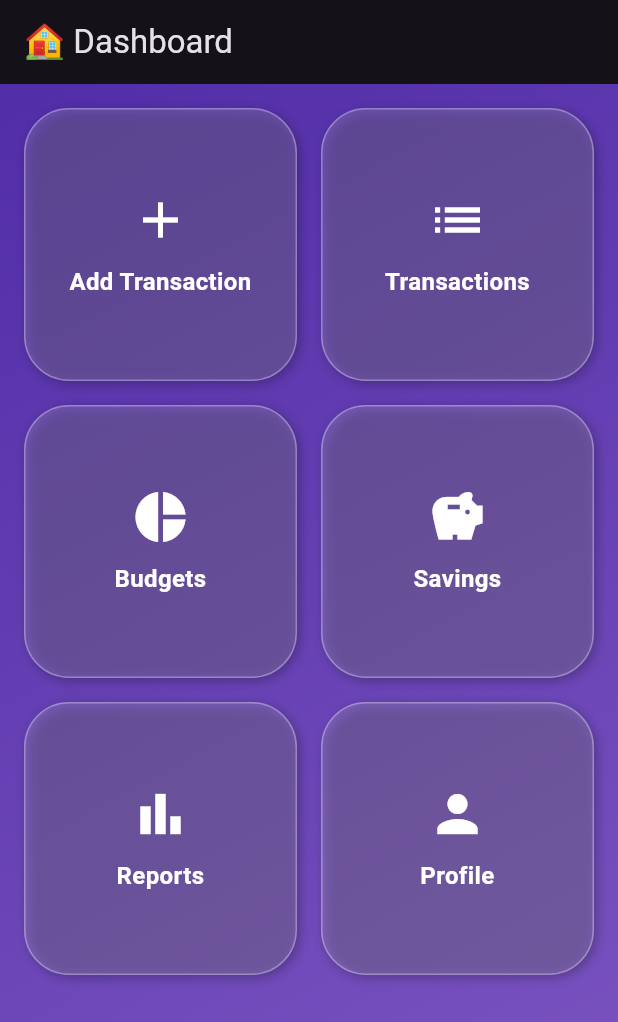
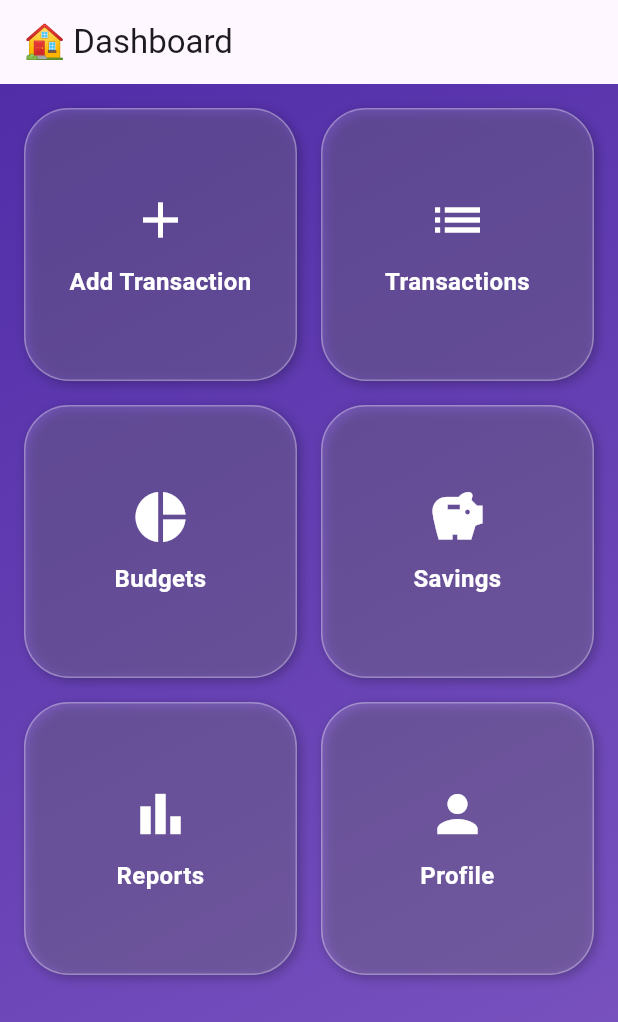
Before and after one commit to Binusha25Liyanage/MoneyMate, a Flutter app: the screen it shows after launch, after a tap on "Get Started", after a tap on "Login", on a phone screen of 412 x 824 dp. Shown: the top 1022 px of the screen. Run offline on Flutter 3.47's test engine with Material 3 defaults, Android fonts, the phone set to English and light mode, and no system bars; our stand-ins replace fl_chart, sqflite; accounts and stored records are empty.

Commit message:
recorrecting lib folder

```diff
--- a/lib/lib/main.dart
+++ b/lib/main.dart
@@ -4,25 +4,26 @@ import 'screens/login_screen.dart';
 import 'screens/signup_screen.dart';
 import 'screens/home_screen.dart';
 import 'screens/add_transaction_screen.dart';
-import 'screens/transactions_screen.dart';
+import 'package:e_grocery/screens/transactions_screen.dart';
 import 'screens/budgets_screen.dart';
 import 'screens/savings_screen.dart';
 import 'screens/reports_screen.dart';
 import 'screens/profile_screen.dart';
 
 void main() {
-  runApp(FinanceApp());
+  runApp(const MyApp());
 }
 
-class FinanceApp extends StatelessWidget {
+class MyApp extends StatelessWidget {
+  const MyApp({Key? key}) : super(key: key);
+
   @override
   Widget build(BuildContext context) {
     return MaterialApp(
-      debugShowCheckedModeBanner: false,
-      title: 'Personal Finance Tracker',
+      title: 'Finance Tracker',
       theme: ThemeData(
         primarySwatch: Colors.deepPurple,
-        brightness: Brightness.dark,
+        useMaterial3: true,
       ),
       initialRoute: '/',
       routes: {
@@ -40,3 +41,9 @@ class FinanceApp extends StatelessWidget {
     );
   }
 }
+
+SignUpScreen() {
+}
+
+TransactionsScreen() {
+}
--- a/lib/lib/screens/reports_screen.dart
+++ b/lib/screens/reports_screen.dart
@@ -61,7 +61,7 @@ class ReportsScreen extends StatelessWidget {
                     children: spendingData.map((data) {
                       return ListTile(
                         leading: CircleAvatar(backgroundColor: data.color),
-                        title: Text(data.title!, style: const TextStyle(color: Colors.white)),
+                        title: Text(data.title, style: const TextStyle(color: Colors.white)),
                         trailing: Text('${data.value.toStringAsFixed(1)}%', style: const TextStyle(color: Colors.white70)),
                       );
                     }).toList(),
```
Also changed, not shown: lib/db/database_helper.dart (renamed from lib/lib/db/database_helper.dart), lib/models/transaction.dart (renamed from lib/lib/models/transaction.dart), lib/screens/add_transaction_screen.dart (renamed from lib/lib/screens/add_transaction_screen.dart), lib/screens/budgets_screen.dart (renamed from lib/lib/screens/budgets_screen.dart), lib/screens/home_screen.dart (renamed from lib/lib/screens/home_screen.dart), lib/screens/landing_screen.dart (renamed from lib/lib/screens/landing_screen.dart), lib/screens/login_screen.dart (renamed from lib/lib/screens/login_screen.dart), lib/screens/profile_screen.dart (renamed from lib/lib/screens/profile_screen.dart), lib/screens/savings_screen.dart (renamed from lib/lib/screens/savings_screen.dart), lib/screens/transaction_screen.dart (renamed from lib/lib/screens/transaction_screen.dart), lib/widgets/chart_widget.dart (renamed from lib/lib/widgets/chart_widget.dart), 2 other files.
